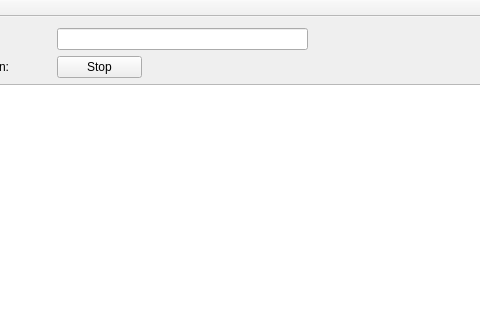
The window that mainwindow.ui (kr0st/fpgui) describes before a commit, drawn with Qt 5; both pictures show x 120 to 600 and y 0 to 320 of the 1101 by 720 pixel window.
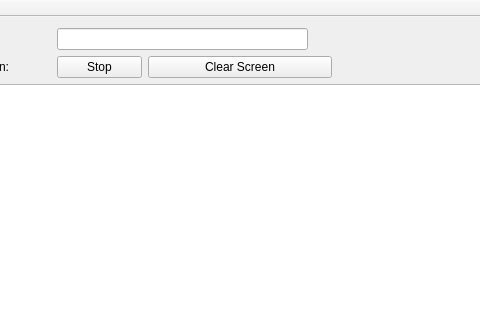
The same window after the commit.

```diff
--- a/mainwindow.ui
+++ b/mainwindow.ui
@@ -85,6 +85,25 @@
           </property>
          </widget>
         </item>
+        <item>
+         <widget class="QPushButton" name="clear_button">
+          <property name="minimumSize">
+           <size>
+            <width>184</width>
+            <height>0</height>
+           </size>
+          </property>
+          <property name="maximumSize">
+           <size>
+            <width>200</width>
+            <height>16777215</height>
+           </size>
+          </property>
+          <property name="text">
+           <string>Clear Screen</string>
+          </property>
+         </widget>
+        </item>
         <item>
          <spacer name="horizontalSpacer_2">
           <property name="orientation">
```
